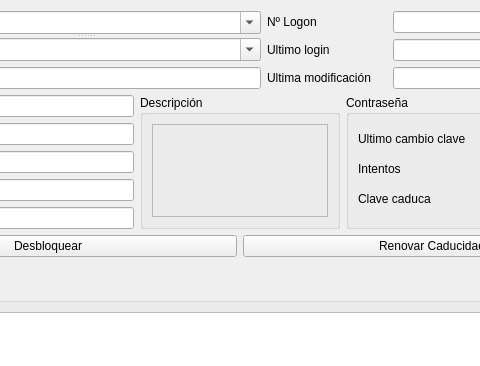
Above: usuarios/form_usuarios.ui from grxdipgra/GrxMenu before the change; both pictures show x 152 to 632 and y 0 to 366 of the 830 by 526 pixel window. Below: the same form after it.
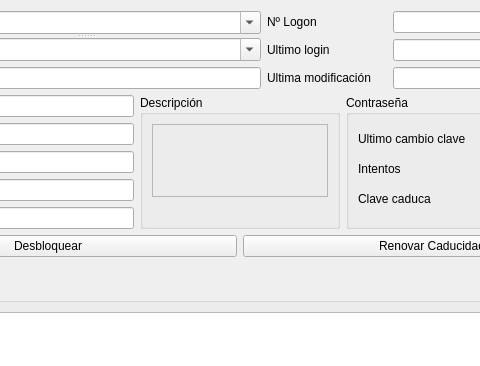
That is the form after the change. Icons and pictures are not drawn.

Commit message: Cuenta de usuario deshabilitada

```diff
--- a/usuarios/form_usuarios.ui
+++ b/usuarios/form_usuarios.ui
@@ -402,6 +402,19 @@
             </property>
            </widget>
           </item>
+          <item row="1" column="0">
+           <widget class="QLabel" name="label_habilitada">
+            <property name="sizePolicy">
+             <sizepolicy hsizetype="Preferred" vsizetype="Fixed">
+              <horstretch>0</horstretch>
+              <verstretch>0</verstretch>
+             </sizepolicy>
+            </property>
+            <property name="text">
+             <string/>
+            </property>
+           </widget>
+          </item>
          </layout>
         </widget>
        </item>
```
Left out of the diff: 35 changed lines with no effect on the pictures. The commit also changes 2 other files.
